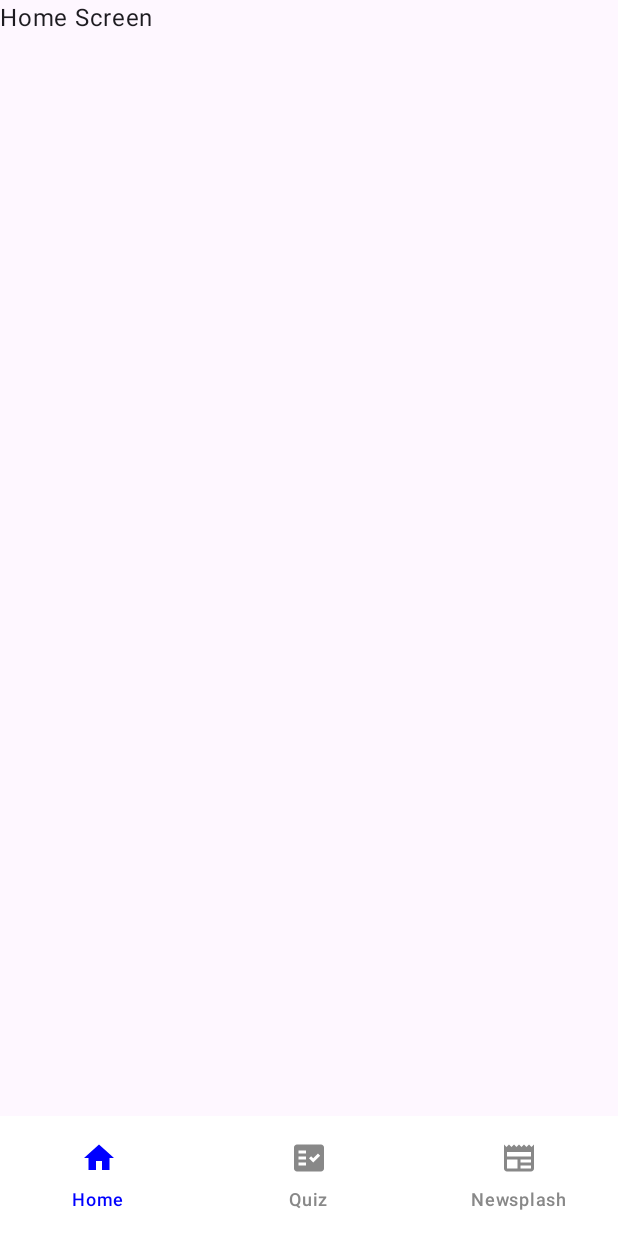
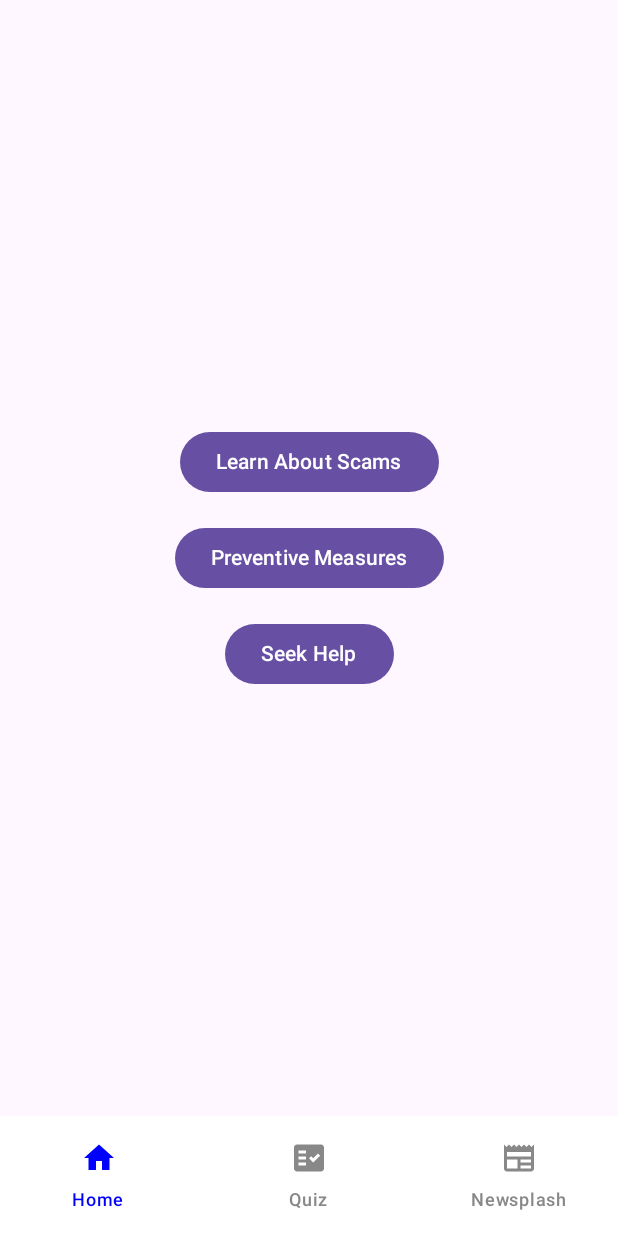
Before and after one commit to melly19/DolFin, an Android app built with Jetpack Compose: the screen it shows after launch (MainActivity), on a phone screen of 412 x 824 dp. Run offline under Robolectric (Android 15) with nearby library versions, the phone set to English and light mode, and no system bars.

Commit message:
Added home page buttons and popups

```diff
--- a/app/src/main/java/com/example/dolfin/ui/screens/HomeScreen.kt
+++ b/app/src/main/java/com/example/dolfin/ui/screens/HomeScreen.kt
@@ -1,9 +1,53 @@
 package com.example.dolfin.ui.screens
 
 import androidx.compose.runtime.Composable
+import androidx.compose.foundation.layout.*
+import androidx.compose.material3.Button
 import androidx.compose.material3.Text
+import androidx.compose.material3.AlertDialog
+import androidx.compose.runtime.*
+import androidx.compose.ui.Alignment
+import androidx.compose.ui.Modifier
+import androidx.compose.ui.unit.dp
+import com.example.dolfin.ui.components.ScamsInfoDialog
+import com.example.dolfin.ui.components.PreventiveMeasuresDialog
+import com.example.dolfin.ui.components.SeekHelpDialog
 
 @Composable
 fun HomeScreen() {
-    Text("Home Screen")
+    var showScamsDialog by remember { mutableStateOf(false) }
+    var showMeasuresDialog by remember { mutableStateOf(false) }
+    var showHelpDialog by remember { mutableStateOf(false) }
+
+    Column(
+        modifier = Modifier
+            .fillMaxSize()
+            .padding(16.dp),
+        horizontalAlignment = Alignment.CenterHorizontally,
+        verticalArrangement = Arrangement.Center
+    ) {
+        Button(onClick = { showScamsDialog = true }) {
+            Text("Learn About Scams")
+        }
+        Spacer(modifier = Modifier.height(16.dp))
+        Button(onClick = { showMeasuresDialog = true }) {
+            Text("Preventive Measures")
+        }
+        Spacer(modifier = Modifier.height(16.dp))
+        Button(onClick = { showHelpDialog = true }) {
+            Text("Seek Help")
+        }
+    }
+
+    if (showScamsDialog) {
+        ScamsInfoDialog(onDismiss = { showScamsDialog = false })
+    }
+
+    if (showMeasuresDialog) {
+        PreventiveMeasuresDialog(onDismiss = { showMeasuresDialog = false })
+    }
+
+    if (showHelpDialog) {
+        SeekHelpDialog(onDismiss = { showHelpDialog = false })
+    }
 }
```
Also changed, not shown: app/src/main/java/com/example/dolfin/ui/components/PreventiveMeasuresDialog.kt (added, +20 -0 lines), app/src/main/java/com/example/dolfin/ui/components/ScamsInfoDialog.kt (added, +21 -0 lines), app/src/main/java/com/example/dolfin/ui/components/SeekHelpDialog.kt (added, +20 -0 lines).
